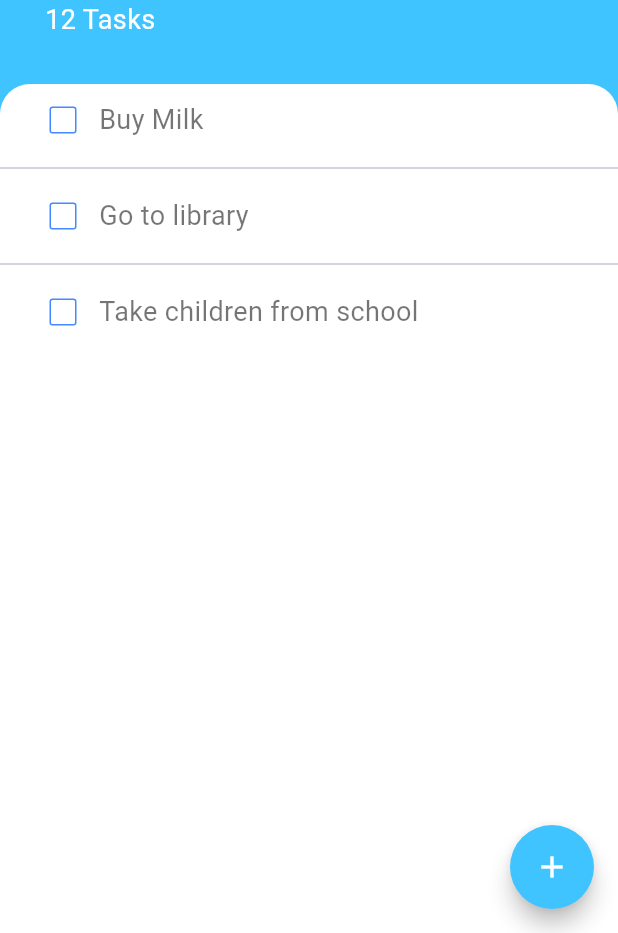
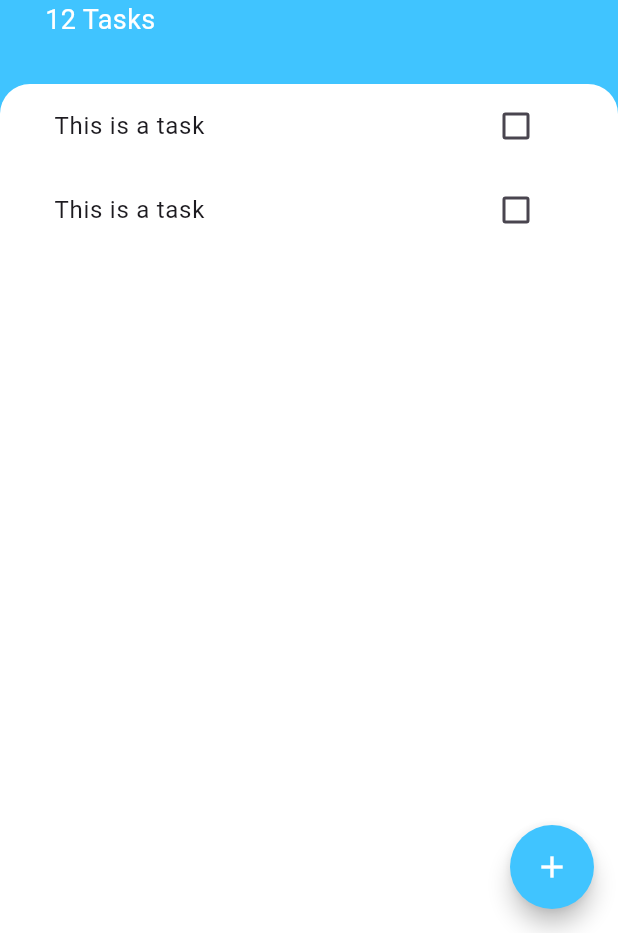
Before and after one commit to selinguz/to_do_app, a Flutter app: the screen it shows after launch, on a phone screen of 412 x 824 dp, the part 303-1236 px from its top. Run offline on Flutter 3.47's test engine with Material 3 defaults, Android fonts, the phone set to English and light mode, and no system bars.

Commit message:
tasklist ve tasktile widgetları oluşturularak liste görünümü tamamlandı

```diff
--- a/lib/screens/tasks_screen.dart
+++ b/lib/screens/tasks_screen.dart
@@ -1,4 +1,5 @@
 import 'package:flutter/material.dart';
+import '/widgets/tasks_list.dart';
 
 class TasksScreen extends StatefulWidget {
   TasksScreen({super.key});
@@ -13,8 +14,6 @@ class _TasksScreenState extends State<TasksScreen> {
     'Go to library',
     'Take children from school',
   ];
-
-  bool _isChecked = false;
 
   @override
   Widget build(BuildContext context) {
@@ -64,6 +63,7 @@ class _TasksScreenState extends State<TasksScreen> {
           ),
           Expanded(
             child: Container(
+              padding: EdgeInsets.symmetric(horizontal: 20.0),
               decoration: BoxDecoration(
                 color: Colors.white,
                 borderRadius: BorderRadius.only(
@@ -71,15 +71,7 @@ class _TasksScreenState extends State<TasksScreen> {
                   topRight: Radius.circular(20.0),
                 ),
               ),
-              child: ListView.separated(
-                itemCount: tasks.length,
-                itemBuilder: (BuildContext context, int index) {
-                  return MyListItems(tasks[index]);
-                },
-                separatorBuilder: (BuildContext context, int index) {
-                  return Divider();
-                },
-              ),
+              child: TasksList(),
             ),
           ),
         ],
@@ -95,34 +87,4 @@ class _TasksScreenState extends State<TasksScreen> {
       ),
     );
   }
-
-  Widget MyListItems(String itemText) {
-    return Padding(
-      padding: const EdgeInsets.only(left: 18.0, right: 18.0),
-      child: Row(
-        children: [
-          Checkbox(
-            activeColor: Colors.lightBlueAccent,
-            side: BorderSide(color: Colors.blueAccent),
-            value: _isChecked,
-            onChanged: (value) {
-              setState(() {
-                _isChecked == false ? _isChecked = true : _isChecked = false;
-              });
-            },
-          ),
-          Text(
-            itemText,
-            style: TextStyle(
-              color: Colors.black54,
-              fontSize: 18.0,
-              decoration: _isChecked == true
-                  ? TextDecoration.lineThrough
-                  : TextDecoration.none,
-            ),
-          ),
-        ],
-      ),
-    );
-  }
 }
--- /dev/null
+++ b/lib/widgets/task_tile.dart
@@ -0,0 +1,17 @@
+import 'package:flutter/material.dart';
+
+
+class TaskTile extends StatelessWidget {
+
+  @override
+  Widget build(BuildContext context) {
+    return ListTile(
+      title: Text('This is a task'),
+      trailing: Checkbox(
+        value: false,
+        onChanged: (value) {
+        },
+      ),
+    );
+  }
+}
--- /dev/null
+++ b/lib/widgets/tasks_list.dart
@@ -0,0 +1,15 @@
+import 'package:flutter/material.dart';
+import '/widgets/task_tile.dart';
+
+class TasksList extends StatelessWidget {
+
+  @override
+  Widget build(BuildContext context) {
+    return ListView(
+      children: [
+        TaskTile(),
+        TaskTile(),
+      ],
+    );
+  }
+}
```
